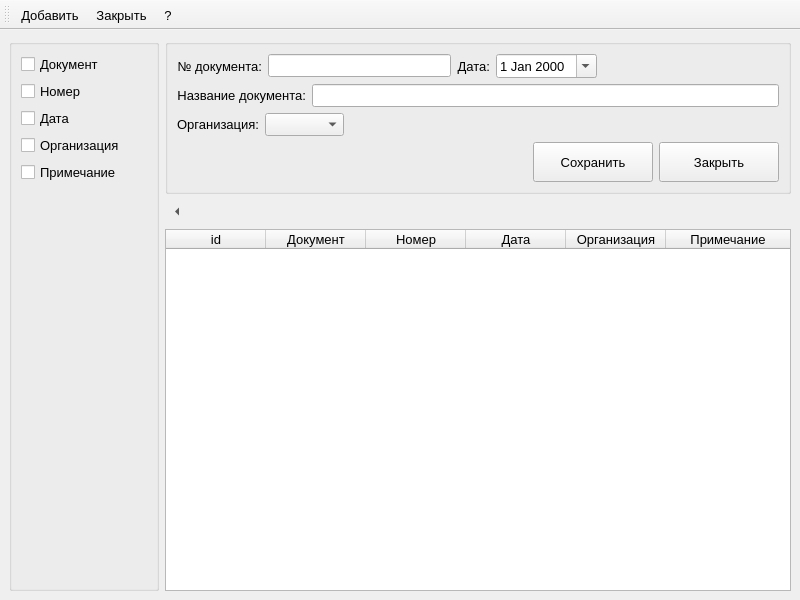
Skyrim78/Librarian, file librarian/docs.ui: the form before one commit.
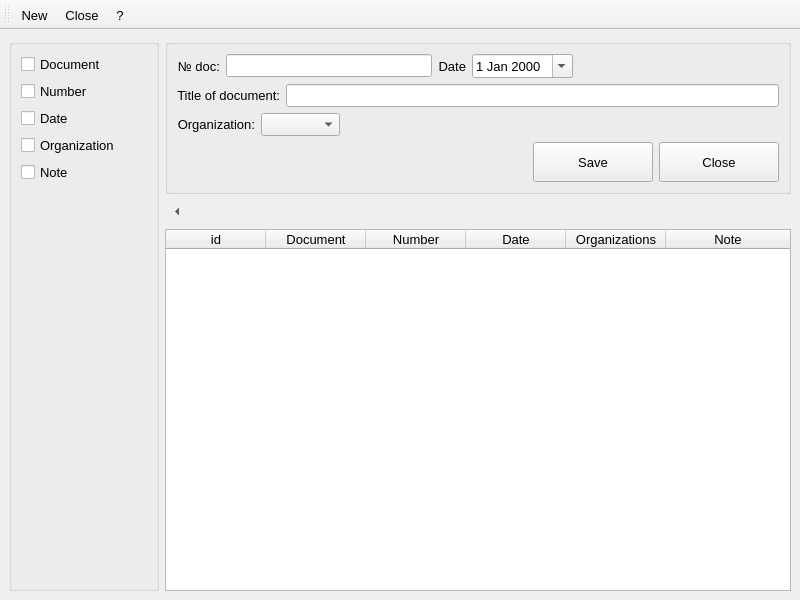
The form after the commit.

What changed in the file:
```diff
--- a/librarian/docs.ui
+++ b/librarian/docs.ui
@@ -45,35 +45,35 @@
            <item>
             <widget class="QCheckBox" name="checkBox_name">
              <property name="text">
-              <string>Документ</string>
+              <string>Document</string>
              </property>
             </widget>
            </item>
            <item>
             <widget class="QCheckBox" name="checkBox_num">
              <property name="text">
-              <string>Номер</string>
+              <string>Number</string>
              </property>
             </widget>
            </item>
            <item>
             <widget class="QCheckBox" name="checkBox_date">
              <property name="text">
-              <string>Дата</string>
+              <string>Date</string>
              </property>
             </widget>
            </item>
            <item>
             <widget class="QCheckBox" name="checkBox_org">
              <property name="text">
-              <string>Организация</string>
+              <string>Organization</string>
              </property>
             </widget>
            </item>
            <item>
             <widget class="QCheckBox" name="checkBox_note">
              <property name="text">
-              <string>Примечание</string>
+              <string>Note</string>
              </property>
             </widget>
            </item>
@@ -108,7 +108,7 @@
              <item>
               <widget class="QLabel" name="label">
                <property name="text">
-                <string>№ документа:</string>
+                <string>№ doc:</string>
                </property>
                <property name="alignment">
                 <set>Qt::AlignRight|Qt::AlignTrailing|Qt::AlignVCenter</set>
@@ -121,7 +121,7 @@
              <item>
               <widget class="QLabel" name="label_2">
                <property name="text">
-                <string>Дата:</string>
+                <string>Date</string>
                </property>
                <property name="alignment">
                 <set>Qt::AlignRight|Qt::AlignTrailing|Qt::AlignVCenter</set>
@@ -155,7 +155,7 @@
              <item>
               <widget class="QLabel" name="label_3">
                <property name="text">
-                <string>Название документа:</string>
+                <string>Title of document:</string>
                </property>
                <property name="alignment">
                 <set>Qt::AlignRight|Qt::AlignTrailing|Qt::AlignVCenter</set>
@@ -172,7 +172,7 @@
              <item>
               <widget class="QLabel" name="label_4">
                <property name="text">
-                <string>Организация:</string>
+                <string>Organization:</string>
                </property>
                <property name="alignment">
                 <set>Qt::AlignRight|Qt::AlignTrailing|Qt::AlignVCenter</set>
@@ -227,7 +227,7 @@
                 </size>
                </property>
                <property name="text">
-                <string>Сохранить</string>
+                <string>Save</string>
                </property>
               </widget>
              </item>
@@ -246,7 +246,7 @@
                 </size>
                </property>
                <property name="text">
-                <string>Закрыть</string>
+                <string>Close</string>
                </property>
               </widget>
              </item>
@@ -324,7 +324,7 @@
           </column>
           <column>
            <property name="text">
-            <string>Документ</string>
+            <string>Document</string>
            </property>
            <property name="font">
             <font>
@@ -334,7 +334,7 @@
           </column>
           <column>
            <property name="text">
-            <string>Номер</string>
+            <string>Number</string>
            </property>
            <property name="font">
             <font>
@@ -344,7 +344,7 @@
           </column>
           <column>
            <property name="text">
-            <string>Дата</string>
+            <string>Date</string>
            </property>
            <property name="font">
             <font>
@@ -354,7 +354,7 @@
           </column>
           <column>
            <property name="text">
-            <string>Организация</string>
+            <string>Organizations</string>
            </property>
            <property name="font">
             <font>
@@ -364,7 +364,7 @@
           </column>
           <column>
            <property name="text">
-            <string>Примечание</string>
+            <string>Note</string>
            </property>
            <property name="font">
             <font>
@@ -401,7 +401,7 @@
   </widget>
   <action name="actionAdd">
    <property name="text">
-    <string>Добавить</string>
+    <string>New </string>
    </property>
    <property name="font">
     <font>
@@ -411,7 +411,7 @@
   </action>
   <action name="actionClose">
    <property name="text">
-    <string>Закрыть</string>
+    <string>Close</string>
    </property>
    <property name="font">
     <font>
```
Left out of the diff: 4 changed lines with no effect on the pictures.
